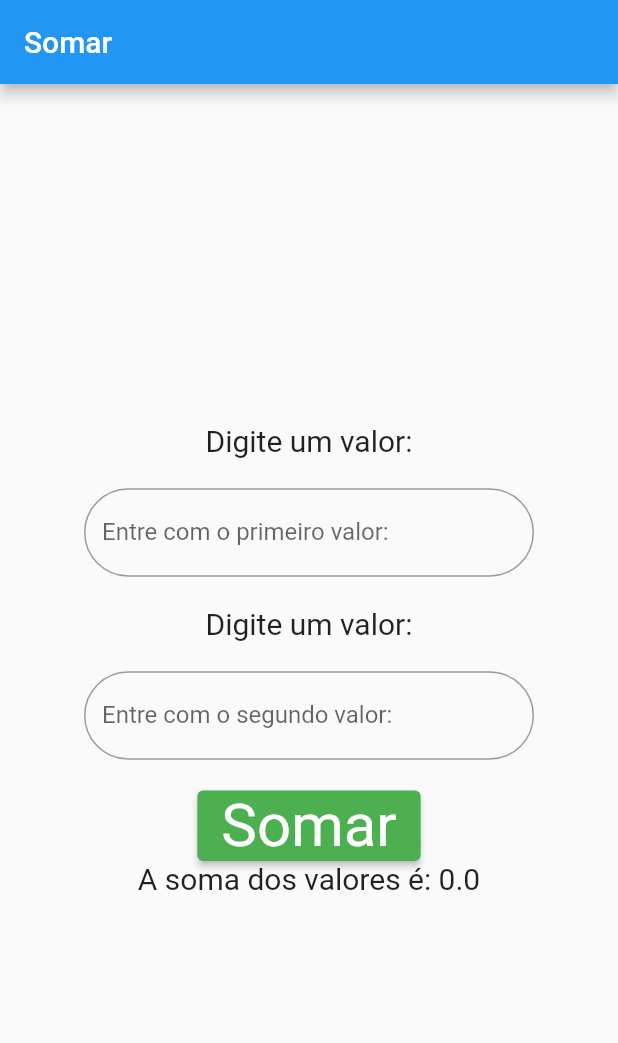
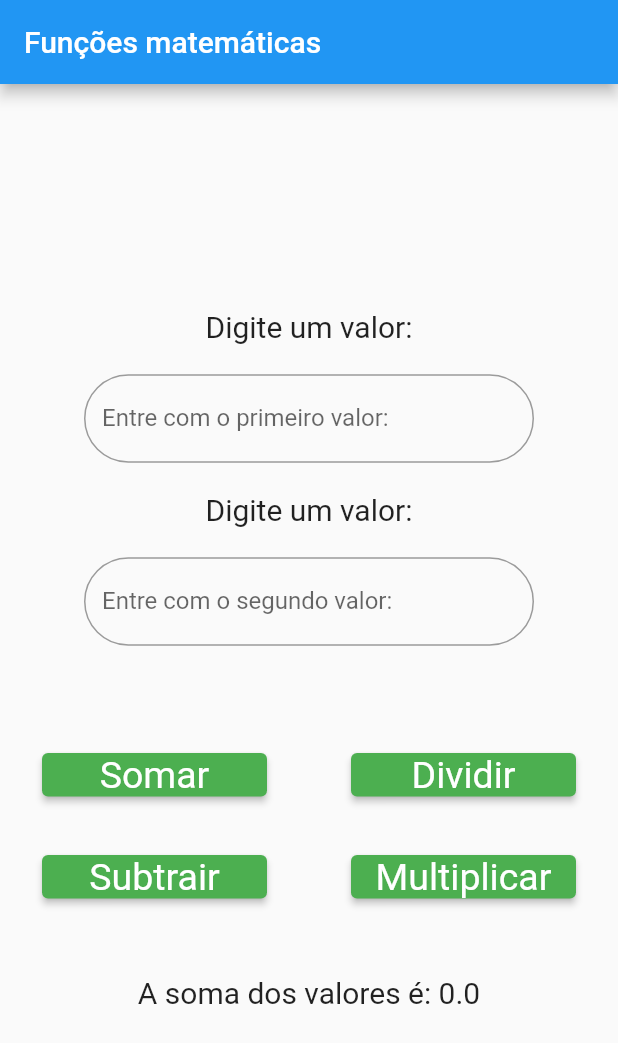
Before and after one commit to RyanGustavoGoncalves/First-Flutter-App, a Flutter app: the screen it shows after launch, after a tap on "Somar", on a phone screen of 412 x 824 dp. Shown: the top 1043 px of the screen. Run offline on Flutter 3.47's test engine with Material 2 defaults, Android fonts, the phone set to English and light mode, and no system bars.

Commit message:
new operations

```diff
--- a/Soma/lib/main.dart
+++ b/Soma/lib/main.dart
@@ -1,21 +1,33 @@
 import 'package:flutter/material.dart';
+import './operacoes/Soma.dart';
+import './operacoes/Subtracao.dart';
+import './operacoes/Multiplicar.dart';
+import './operacoes/Dividir.dart';
 
-void main() => runApp(SomaApp());
+void main() => runApp(Operacoes());
 
-class SomaApp extends StatefulWidget {
+class Operacoes extends StatefulWidget {
   @override
-  _SomaAppState createState() => _SomaAppState();
+  _OperacoesState createState() => _OperacoesState();
 }
 
-class _SomaAppState extends State<SomaApp> {
+class _OperacoesState extends State<Operacoes> {
+  double resultado = 0;
+
   final TextEditingController controller1 = TextEditingController();
   final TextEditingController controller2 = TextEditingController();
-  double resultado = 0;
 
-  double somarValores() {
-    double valor1 = double.tryParse(controller1.text) ?? 0;
-    double valor2 = double.tryParse(controller2.text) ?? 0;
-    return valor1 + valor2;
+  Soma soma = Soma();
+  Subtracao subtracao = Subtracao();
+  Multiplicar multiplicar = Multiplicar();
+  Dividir dividir = Dividir();
+
+  String getController1() {
+    return controller1.text;
+  }
+
+  String getController2() {
+    return controller2.text;
   }
 
   @override
@@ -23,7 +35,7 @@ class _SomaAppState extends State<SomaApp> {
     return MaterialApp(
       home: Scaffold(
         appBar: AppBar(
-          title: Text("Somar"),
+          title: Text("Funções matemáticas"),
         ),
         body: Center(
           child: Column(
@@ -75,15 +87,77 @@ class _SomaAppState extends State<SomaApp> {
                 ),
               ),
               SizedBox(height: 20),
+              Container(
+                child: Row(
+                  mainAxisAlignment: MainAxisAlignment.spaceEvenly,
+                  children: <Widget>[
+                    Column(
+                      children: <Widget>[
                         ElevatedButton(
                           style: ElevatedButton.styleFrom(
-                    primary: Colors.green, textStyle: TextStyle(fontSize: 40)),
+                              primary: Colors.green,
+                              textStyle: TextStyle(fontSize: 25),
+                              minimumSize: Size(150, 0)),
                           onPressed: () {
                             setState(() {
-                    resultado = somarValores();
+                              resultado =
+                                  soma.somarValores(controller1, controller2);
                             });
                           },
                           child: Text("Somar"),
+                        ),
+                        SizedBox(height: 20),
+                        ElevatedButton(
+                          style: ElevatedButton.styleFrom(
+                            primary: Colors.green,
+                            textStyle: TextStyle(fontSize: 25),
+                            minimumSize: Size(150, 0),
+                          ),
+                          onPressed: () {
+                            setState(() {
+                              resultado = subtracao.subtrairValores(
+                                  controller1, controller2);
+                            });
+                          },
+                          child: Text("Subtrair"),
+                        ),
+                      ],
+                    ),
+                    SizedBox(height: 200),
+                    Column(
+                      children: <Widget>[
+                        ElevatedButton(
+                          style: ElevatedButton.styleFrom(
+                            primary: Colors.green,
+                            textStyle: TextStyle(fontSize: 25),
+                            minimumSize: Size(150, 0),
+                          ),
+                          onPressed: () {
+                            setState(() {
+                              resultado = dividir.divirValores(
+                                  controller1, controller2);
+                            });
+                          },
+                          child: Text("Dividir"),
+                        ),
+                        SizedBox(height: 20),
+                        ElevatedButton(
+                          style: ElevatedButton.styleFrom(
+                              primary: Colors.green,
+                              textStyle: TextStyle(fontSize: 25),
+                              minimumSize: Size(150, 0)),
+                          onPressed: () {
+                            setState(() {
+                              resultado = multiplicar.multiplicarValores(
+                                  controller1, controller2);
+                            });
+                          },
+                          child: Text("Multiplicar"),
+                        ),
+                      ],
+                    ),
+                  ],
+                ),
               ),
               Text(
                 "A soma dos valores é: $resultado",
--- /dev/null
+++ b/Soma/lib/operacoes/Dividir.dart
@@ -0,0 +1,10 @@
+import 'package:flutter/material.dart';
+
+class Dividir {
+  divirValores(
+      TextEditingController controller1, TextEditingController controller2) {
+    double valor1 = double.tryParse(controller1.text) ?? 0;
+    double valor2 = double.tryParse(controller2.text) ?? 0;
+    return valor1 / valor2;
+  }
+}
--- /dev/null
+++ b/Soma/lib/operacoes/Multiplicar.dart
@@ -0,0 +1,10 @@
+import 'package:flutter/material.dart';
+
+class Multiplicar {
+  multiplicarValores(
+      TextEditingController controller1, TextEditingController controller2) {
+    double valor1 = double.tryParse(controller1.text) ?? 0;
+    double valor2 = double.tryParse(controller2.text) ?? 0;
+    return valor1 * valor2;
+  }
+}
--- /dev/null
+++ b/Soma/lib/operacoes/Soma.dart
@@ -0,0 +1,10 @@
+import 'package:flutter/material.dart';
+
+class Soma {
+  somarValores(
+      TextEditingController controller1, TextEditingController controller2) {
+    double valor1 = double.tryParse(controller1.text) ?? 0;
+    double valor2 = double.tryParse(controller2.text) ?? 0;
+    return valor1 + valor2;
+  }
+}
--- /dev/null
+++ b/Soma/lib/operacoes/Subtracao.dart
@@ -0,0 +1,10 @@
+import 'package:flutter/material.dart';
+
+class Subtracao {
+  subtrairValores(
+      TextEditingController controller1, TextEditingController controller2) {
+    double valor1 = double.tryParse(controller1.text) ?? 0;
+    double valor2 = double.tryParse(controller2.text) ?? 0;
+    return valor1 - valor2;
+  }
+}
```
Lines whose indentation alone changed are shown as unchanged.
